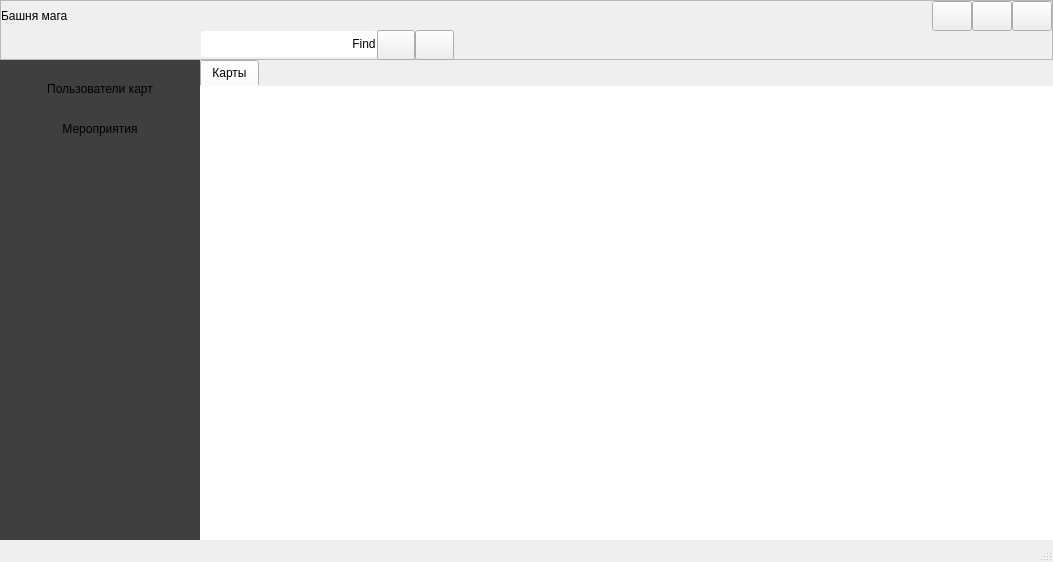
Above: mainwindow.ui from FunnySqirrel/TowerServer before the change. Below: the same form after it.
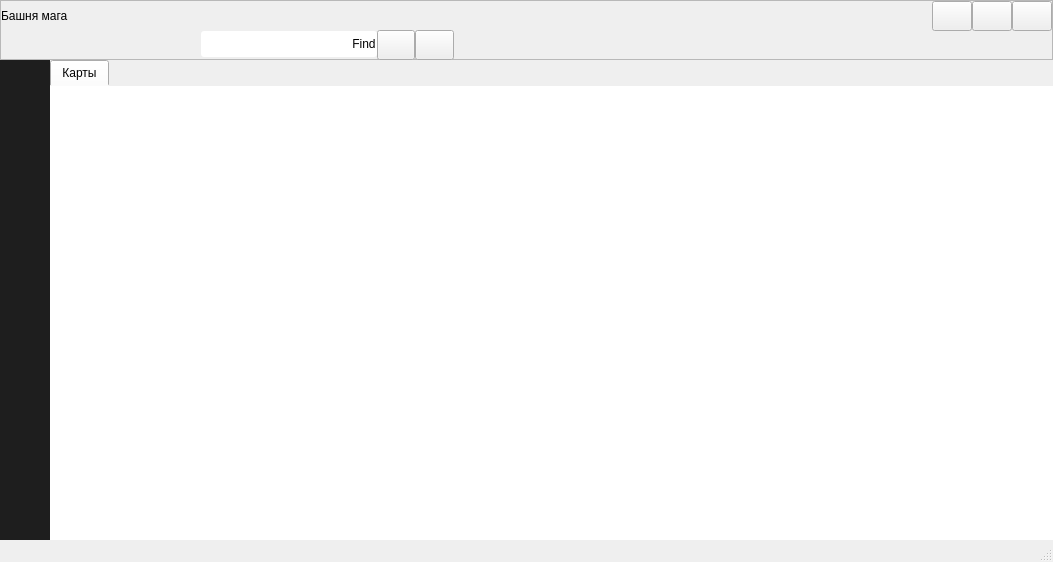
That is the form after the change. Icons and pictures are not drawn.

What changed in the file:
```diff
--- a/mainwindow.ui
+++ b/mainwindow.ui
@@ -345,7 +345,7 @@
           </property>
           <property name="minimumSize">
            <size>
-            <width>200</width>
+            <width>0</width>
             <height>0</height>
            </size>
           </property>
@@ -356,7 +356,7 @@
            </size>
           </property>
           <property name="styleSheet">
-           <string notr="true">background-color: rgb(63, 63, 63);
+           <string notr="true">background-color: rgb(30, 30, 30);
 border: none;
 </string>
           </property>
@@ -381,7 +381,7 @@
                 </size>
                </property>
                <property name="text">
-                <string>Пользователи карт</string>
+                <string/>
                </property>
               </widget>
              </item>
@@ -390,11 +390,11 @@
                <property name="minimumSize">
                 <size>
                  <width>0</width>
-                 <height>40</height>
+                 <height>0</height>
                 </size>
                </property>
                <property name="text">
-                <string>Мероприятия</string>
+                <string/>
                </property>
               </widget>
              </item>
```
Left out of the diff: 2 changed lines with no effect on the pictures.
